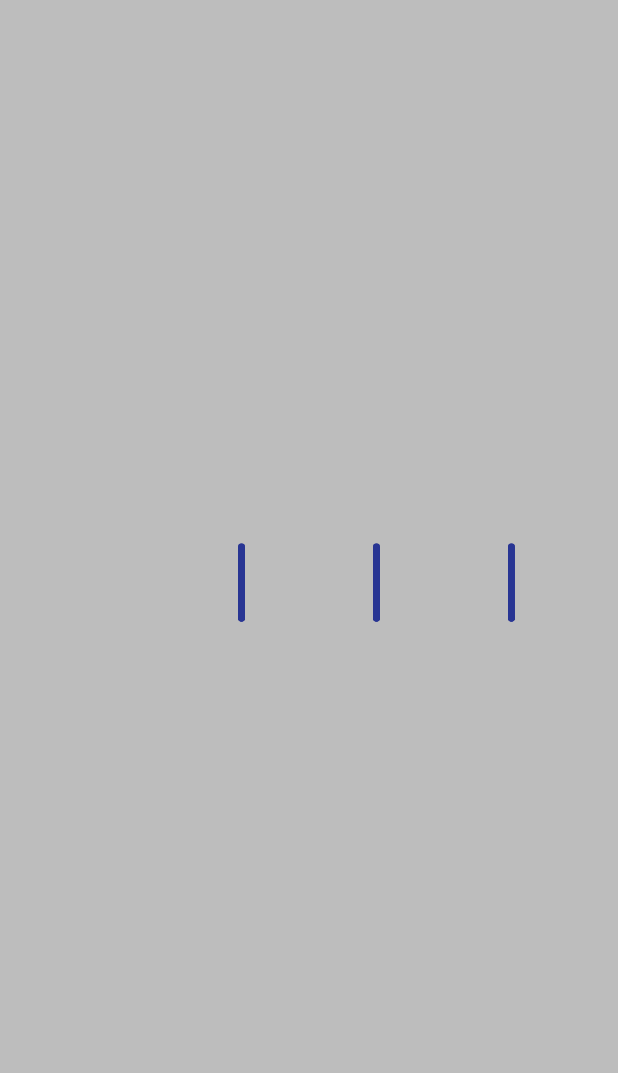
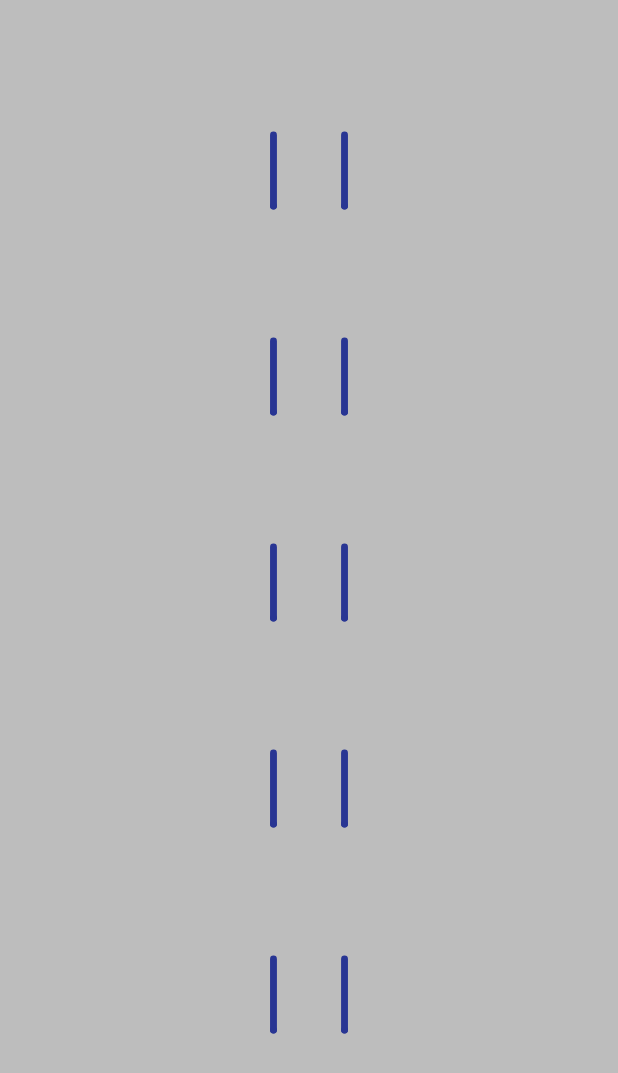
Before and after one commit to Anwesh43/LinkedLineRotJoinView, an Android app: the screen it shows after launch (MainActivity), on a phone screen of 412 x 824 dp. Before the commit the part shown is almost empty. Shown: the top 1073 px of the screen. Run offline under Robolectric (Android 15) with nearby library versions, the phone set to English and light mode, and no system bars.

```diff
--- a/linerotjoinview/src/main/java/com/anwesh/uiprojects/linerotjoinview/LineRotJoinView.kt
+++ b/linerotjoinview/src/main/java/com/anwesh/uiprojects/linerotjoinview/LineRotJoinView.kt
@@ -21,6 +21,7 @@ val sizeFactor : Float = 2.9f
 val foreColor : Int = Color.parseColor("#283593")
 val backColor : Int = Color.parseColor("#BDBDBD")
 val rotDeg : Float = 30f
+val delay : Long = 20
 
 fun Int.inverse() : Float = 1f / this
 fun Float.scaleFactor() : Float = Math.floor(this / scDiv).toFloat()
@@ -35,7 +36,7 @@ fun Float.updateValue(dir : Float, a : Int, b : Int) : Float = mirrorValue(a, b)
 fun Canvas.drawLineRotJoin(i : Int, size : Float, sc1 : Float, sc2 : Float, paint : Paint) {
     val sfi : Float = 1f - 2 * i
     save()
-    translate(size / 2 * sfi, 0f)
+    translate(-size / 2 * sfi, 0f)
     drawLine(0f, 0f, size / 2 * sc2.divideScale(i, lines) * sfi, 0f, paint)
     rotate(rotDeg * sc1.divideScale(i, lines) * sfi)
     drawLine(0f, 0f, 0f, -size, paint)
@@ -53,9 +54,9 @@ fun Canvas.drawLRJNode(i : Int, scale : Float, paint : Paint) {
     paint.strokeWidth = Math.min(w, h) / strokeFactor
     paint.strokeCap = Paint.Cap.ROUND
     save()
-    translate(gap * (i + 1), h / 2)
+    translate(w / 2, gap * (i + 1))
     for (j in 0..(lines - 1)) {
-        drawLineRotJoin(i, size, sc1, sc2, paint)
+        drawLineRotJoin(j, size, sc1, sc2, paint)
     }
     restore()
 }
@@ -104,7 +105,7 @@ class LineRotJoinView(ctx : Context) : View(ctx) {
             if (animated) {
                 cb()
                 try {
-                    Thread.sleep(50)
+                    Thread.sleep(delay)
                     view.invalidate()
                 } catch(ex : Exception) {
 
```
